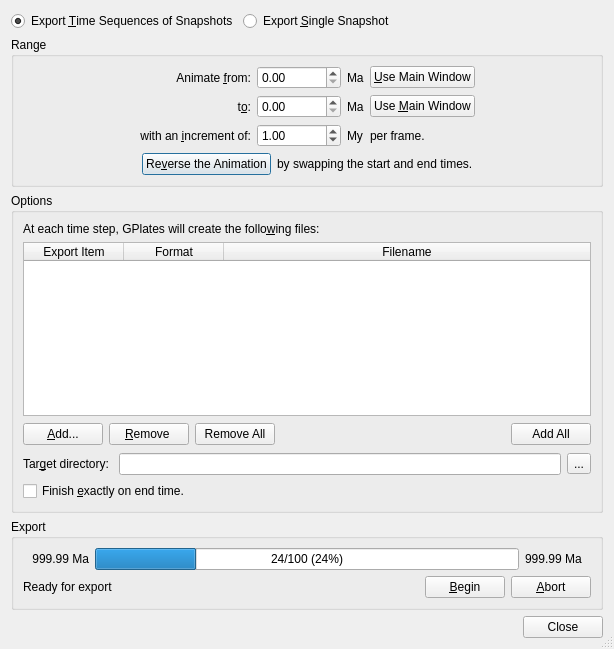
Above: src/qt-widgets/ExportAnimationDialogUi.ui from GPlates/GPlates before the change. Below: the same form after it.
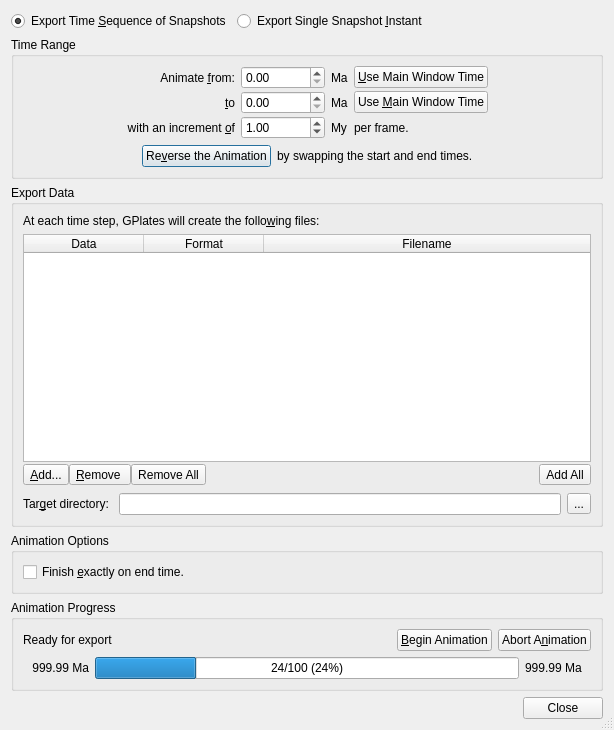
That is the form after the change. Icons and pictures are not drawn.

Commit message:
(trunk) Replaced source:/gplates/trunk using source:/gplates/branches/ocd-ui-tweaks-2010-jul-12@10691 incorporating log:/gplates/branches/ocd-ui-tweaks-2010-jul-12@8883:10691 ([log:/gplates/trunk@10688:10691 No changes on trunk] since last update from trunk).
This is "[wiki:MergingInSubversion#Replacingonebranchwithanother replacing one branch with another]". The command used was:
{{{
	svn merge https://svn-test.gplates.org/gplates/trunk@10691 https://svn-test.gplates.org/gplates/branches/ocd-ui-tweaks-2010-jul-12@10691
}}}
from inside the root directory of a working copy of the trunk.

What changed in the file:
```diff
--- a/src/qt-widgets/ExportAnimationDialogUi.ui
+++ b/src/qt-widgets/ExportAnimationDialogUi.ui
@@ -7,7 +7,7 @@
     <x>0</x>
     <y>0</y>
     <width>614</width>
-    <height>649</height>
+    <height>730</height>
    </rect>
   </property>
   <property name="windowTitle">
@@ -22,7 +22,7 @@
      <item>
       <widget class="QRadioButton" name="radioButton_range">
        <property name="text">
-        <string>Export &amp;Time Sequences of Snapshots</string>
+        <string>Export Time &amp;Sequence of Snapshots</string>
        </property>
        <property name="checked">
         <bool>true</bool>
@@ -32,7 +32,7 @@
      <item>
       <widget class="QRadioButton" name="radioButton_single">
        <property name="text">
-        <string>Export &amp;Single Snapshot</string>
+        <string>Export Single Snapshot &amp;Instant</string>
        </property>
       </widget>
      </item>
@@ -64,11 +64,14 @@
        <item>
         <widget class="QGroupBox" name="groupbox_range">
          <property name="title">
-          <string>Range</string>
+          <string>Time Range</string>
          </property>
          <layout class="QVBoxLayout">
           <item>
            <layout class="QGridLayout">
+            <property name="verticalSpacing">
+             <number>2</number>
+            </property>
             <item row="0" column="1">
              <widget class="QLabel" name="label_1">
               <property name="text">
@@ -102,7 +105,7 @@
             <item row="0" column="4">
              <widget class="QPushButton" name="button_Use_View_Time_start_time">
               <property name="text">
-               <string>&amp;Use Main Window</string>
+               <string>&amp;Use Main Window Time</string>
               </property>
               <property name="autoDefault">
                <bool>false</bool>
@@ -112,7 +115,7 @@
             <item row="1" column="1">
              <widget class="QLabel" name="label_2">
               <property name="text">
-               <string>t&amp;o:</string>
+               <string>&amp;to</string>
               </property>
               <property name="alignment">
                <set>Qt::AlignRight|Qt::AlignTrailing|Qt::AlignVCenter</set>
@@ -142,7 +145,7 @@
             <item row="1" column="4">
              <widget class="QPushButton" name="button_Use_View_Time_end_time">
               <property name="text">
-               <string>Use &amp;Main Window</string>
+               <string>Use &amp;Main Window Time</string>
               </property>
               <property name="autoDefault">
                <bool>false</bool>
@@ -152,7 +155,7 @@
             <item row="2" column="1">
              <widget class="QLabel" name="label_5">
               <property name="text">
-               <string>with an &amp;increment of:</string>
+               <string>with an increment &amp;of</string>
               </property>
               <property name="alignment">
                <set>Qt::AlignRight|Qt::AlignTrailing|Qt::AlignVCenter</set>
@@ -276,9 +279,9 @@
        <item>
         <widget class="QGroupBox" name="groupbox_parameters">
          <property name="title">
-          <string>Options</string>
+          <string>Export Data</string>
          </property>
-         <layout class="QVBoxLayout">
+         <layout class="QVBoxLayout" name="verticalLayout_2">
           <item>
            <widget class="QLabel" name="label_parameters_description">
             <property name="text">
@@ -293,6 +296,11 @@
            </widget>
           </item>
           <item>
+           <layout class="QVBoxLayout" name="verticalLayout">
+            <property name="spacing">
+             <number>0</number>
+            </property>
+            <item>
            <widget class="QTableWidget" name="tableWidget_range">
             <property name="editTriggers">
              <set>QAbstractItemView::NoEditTriggers</set>
@@ -318,11 +326,14 @@
             <property name="cornerButtonEnabled">
              <bool>true</bool>
             </property>
+              <attribute name="horizontalHeaderDefaultSectionSize">
+               <number>120</number>
+              </attribute>
             <attribute name="horizontalHeaderHighlightSections">
              <bool>false</bool>
             </attribute>
-            <attribute name="horizontalHeaderStretchLastSection">
-             <bool>true</bool>
+              <attribute name="horizontalHeaderMinimumSectionSize">
+               <number>120</number>
             </attribute>
             <attribute name="horizontalHeaderStretchLastSection">
              <bool>true</bool>
@@ -332,7 +343,7 @@
             </attribute>
             <column>
              <property name="text">
-              <string>Export Item</string>
+                <string>Data</string>
              </property>
             </column>
             <column>
@@ -350,21 +361,21 @@
           <item>
            <layout class="QHBoxLayout">
             <item>
-             <widget class="QPushButton" name="button_add">
+               <widget class="QToolButton" name="button_add">
               <property name="text">
                <string>&amp;Add...</string>
               </property>
              </widget>
             </item>
             <item>
-             <widget class="QPushButton" name="button_remove">
+               <widget class="QToolButton" name="button_remove">
               <property name="text">
                <string>&amp;Remove </string>
               </property>
              </widget>
             </item>
             <item>
-             <widget class="QPushButton" name="button_range_remove_all">
+               <widget class="QToolButton" name="button_range_remove_all">
               <property name="text">
                <string>Remove All</string>
               </property>
@@ -384,11 +395,13 @@
              </spacer>
             </item>
             <item>
-             <widget class="QPushButton" name="button_range_add_all">
+               <widget class="QToolButton" name="button_range_add_all">
               <property name="text">
                <string>Add All</string>
               </property>
              </widget>
+              </item>
+             </layout>
             </item>
            </layout>
           </item>
@@ -416,8 +429,17 @@
             </item>
            </layout>
           </item>
+         </layout>
+        </widget>
+       </item>
           <item>
-           <layout class="QHBoxLayout">
+        <widget class="QGroupBox" name="groupBox">
+         <property name="title">
+          <string>Animation Options</string>
+         </property>
+         <layout class="QHBoxLayout" name="horizontalLayout">
+          <item>
+           <layout class="QHBoxLayout" name="hbox">
             <item>
              <widget class="QCheckBox" name="checkbox_finish_exactly_on_end_time">
               <property name="text">
@@ -433,9 +455,72 @@
        <item>
         <widget class="QGroupBox" name="groupbox_controls">
          <property name="title">
-          <string>Export</string>
+          <string>Animation Progress</string>
          </property>
          <layout class="QVBoxLayout">
+          <item>
+           <layout class="QHBoxLayout">
+            <item>
+             <widget class="QLabel" name="label_export_status">
+              <property name="sizePolicy">
+               <sizepolicy hsizetype="Expanding" vsizetype="Preferred">
+                <horstretch>0</horstretch>
+                <verstretch>0</verstretch>
+               </sizepolicy>
+              </property>
+              <property name="text">
+               <string>Ready for export</string>
+              </property>
+              <property name="alignment">
+               <set>Qt::AlignLeading|Qt::AlignLeft|Qt::AlignVCenter</set>
+              </property>
+              <property name="wordWrap">
+               <bool>true</bool>
+              </property>
+             </widget>
+            </item>
+            <item>
+             <widget class="QPushButton" name="button_export">
+              <property name="text">
+               <string>&amp;Begin Animation</string>
+              </property>
+              <property name="icon">
+               <iconset resource="../qt-resources/qt_widgets.qrc">
+                <normaloff>:/tango_document_save_22.png</normaloff>:/tango_document_save_22.png</iconset>
+              </property>
+              <property name="iconSize">
+               <size>
+                <width>22</width>
+                <height>22</height>
+               </size>
+              </property>
+              <property name="default">
+               <bool>true</bool>
+              </property>
+             </widget>
+            </item>
+            <item>
+             <widget class="QPushButton" name="button_abort">
+              <property name="text">
+               <string>Abort A&amp;nimation</string>
+              </property>
+              <property name="icon">
+               <iconset resource="../qt-resources/qt_widgets.qrc">
+                <normaloff>:/tango_process_stop_22.png</normaloff>:/tango_process_stop_22.png</iconset>
+              </property>
+              <property name="iconSize">
+               <size>
+                <width>22</width>
+                <height>22</height>
+               </size>
+              </property>
+              <property name="default">
+               <bool>true</bool>
+              </property>
+             </widget>
+            </item>
+           </layout>
+          </item>
           <item>
            <layout class="QHBoxLayout">
             <item>
@@ -479,69 +564,6 @@
             </item>
            </layout>
           </item>
-          <item>
-           <layout class="QHBoxLayout">
-            <item>
-             <widget class="QLabel" name="label_export_status">
-              <property name="sizePolicy">
-               <sizepolicy hsizetype="Expanding" vsizetype="Preferred">
-                <horstretch>0</horstretch>
-                <verstretch>0</verstretch>
-               </sizepolicy>
-              </property>
-              <property name="text">
-               <string>Ready for export</string>
-              </property>
-              <property name="alignment">
-               <set>Qt::AlignLeading|Qt::AlignLeft|Qt::AlignVCenter</set>
-              </property>
-              <property name="wordWrap">
-               <bool>true</bool>
-              </property>
-             </widget>
-            </item>
-            <item>
-             <widget class="QPushButton" name="button_export">
-              <property name="text">
-               <string>&amp;Begin</string>
-              </property>
-              <property name="icon">
-               <iconset resource="../qt-resources/qt_widgets.qrc">
-                <normaloff>:/tango_document_save_22.png</normaloff>:/tango_document_save_22.png</iconset>
-              </property>
-              <property name="iconSize">
-               <size>
-                <width>22</width>
-                <height>22</height>
-               </size>
-              </property>
-              <property name="default">
-               <bool>true</bool>
-              </property>
-             </widget>
-            </item>
-            <item>
-             <widget class="QPushButton" name="button_abort">
-              <property name="text">
-               <string>&amp;Abort</string>
-              </property>
-              <property name="icon">
-               <iconset resource="../qt-resources/qt_widgets.qrc">
-                <normaloff>:/tango_process_stop_22.png</normaloff>:/tango_process_stop_22.png</iconset>
-              </property>
-              <property name="iconSize">
-               <size>
-                <width>22</width>
-                <height>22</height>
-               </size>
-              </property>
-              <property name="default">
-               <bool>true</bool>
-              </property>
-             </widget>
-            </item>
-           </layout>
-          </item>
          </layout>
         </widget>
        </item>
```
Left out of the diff: 73 changed lines with no effect on the pictures. Lines whose indentation alone changed are shown as unchanged. The commit also changes 3 other files.
